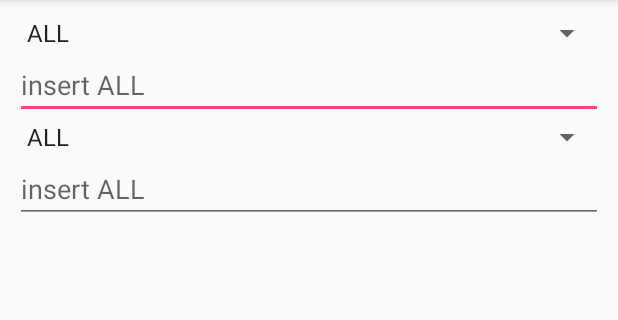
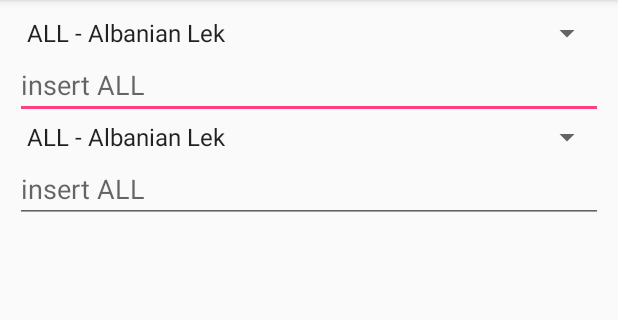
Before and after one commit to hmalik144/EasyCC, an Android app: the screen it shows after launch (MainActivity), on a phone screen of 412 x 824 dp, the part 84-404 px from its top. Run offline under Robolectric (Android 15) with nearby library versions, the phone set to English and light mode, and no system bars.

Commit message:
Update strings.xml

```diff
--- a/app/src/main/res/values/strings.xml
+++ b/app/src/main/res/values/strings.xml
@@ -2,161 +2,160 @@
     <string name="app_name">Currency Converter</string>
 
     <string-array name="currency_arrays">
-        <item>ALL</item>
-        <item>AED</item>
-        <item>AFN</item>
-        <item>AMD</item>
-        <item>ANG</item>
-        <item>AOA</item>
-        <item>ARS</item>
-        <item>AUD</item>
-        <item>AWG</item>
-        <item>AZN</item>
-        <item>BAM</item>
-        <item>BBD</item>
-        <item>BDT</item>
-        <item>BGN</item>
-        <item>BHD</item>
-        <item>BIF</item>
-        <item>BND</item>
-        <item>BOB</item>
-        <item>BRL</item>
-        <item>BSD</item>
-        <item>BTC</item>
-        <item>BTN</item>
-        <item>BWP</item>
-        <item>BYR</item>
-        <item>BZD</item>
-        <item>CAD</item>
-        <item>CDF</item>
-        <item>CHF</item>
-        <item>CLP</item>
-        <item>CNY</item>
-        <item>COP</item>
-        <item>CRC</item>
-        <item>CUP</item>
-        <item>CVE</item>
-        <item>CZK</item>
-        <item>DJF</item>
-        <item>DKK</item>
-        <item>DOP</item>
-        <item>DZD</item>
-        <item>EGP</item>
-        <item>ERN</item>
-        <item>ETB</item>
-        <item>EUR</item>
-        <item>FJD</item>
-        <item>FKP</item>
-        <item>GBP</item>
-        <item>GEL</item>
-        <item>GHS</item>
-        <item>GIP</item>
-        <item>GMD</item>
-        <item>GNF</item>
-        <item>GTQ</item>
-        <item>GYD</item>
-        <item>HKD</item>
-        <item>HNL</item>
-        <item>HRK</item>
-        <item>HTG</item>
-        <item>HUF</item>
-        <item>IDR</item>
-        <item>ILS</item>
-        <item>INR</item>
-        <item>IQD</item>
-        <item>IRR</item>
-        <item>ISK</item>
-        <item>JMD</item>
-        <item>JOD</item>
-        <item>JPY</item>
-        <item>KES</item>
-        <item>KGS</item>
-        <item>KHR</item>
-        <item>KMF</item>
-        <item>KPW</item>
-        <item>KRW</item>
-        <item>KWD</item>
-        <item>KYD</item>
-        <item>KZT</item>
-        <item>LAK</item>
-        <item>LBP</item>
-        <item>LKR</item>
-        <item>LRD</item>
-        <item>LSL</item>
-        <item>LVL</item>
-        <item>LYD</item>
-        <item>MAD</item>
-        <item>MDL</item>
-        <item>MGA</item>
-        <item>MKD</item>
-        <item>MMK</item>
-        <item>MNT</item>
-        <item>MOP</item>
-        <item>MRO</item>
-        <item>MUR</item>
-        <item>MVR</item>
-        <item>MWK</item>
-        <item>MXN</item>
-        <item>MYR</item>
-        <item>MZN</item>
-        <item>NAD</item>
-        <item>NGN</item>
-        <item>NIO</item>
-        <item>NOK</item>
-        <item>NPR</item>
-        <item>NZD</item>
-        <item>OMR</item>
-        <item>PAB</item>
-        <item>PEN</item>
-        <item>PGK</item>
-        <item>PHP</item>
-        <item>PKR</item>
-        <item>PLN</item>
-        <item>PYG</item>
-        <item>QAR</item>
-        <item>RON</item>
-        <item>RSD</item>
-        <item>RUB</item>
-        <item>RWF</item>
-        <item>SAR</item>
-        <item>SBD</item>
-        <item>SCR</item>
-        <item>SDG</item>
-        <item>SEK</item>
-        <item>SGD</item>
-        <item>SHP</item>
-        <item>SLL</item>
-        <item>SOS</item>
-        <item>SRD</item>
-        <item>STD</item>
-        <item>SYP</item>
-        <item>SZL</item>
-        <item>THB</item>
-        <item>TJS</item>
-        <item>TMT</item>
-        <item>TND</item>
-        <item>TOP</item>
-        <item>TRY</item>
-        <item>TTD</item>
-        <item>TWD</item>
-        <item>TZS</item>
-        <item>UAH</item>
-        <item>UGX</item>
-        <item>USD</item>
-        <item>UYU</item>
-        <item>UZS</item>
-        <item>VEF</item>
-        <item>VND</item>
-        <item>VUV</item>
-        <item>WST</item>
-        <item>XAF</item>
-        <item>XCD</item>
-        <item>XDR</item>
-        <item>XOF</item>
-        <item>XPF</item>
-        <item>YER</item>
-        <item>ZAR</item>
-        <item>ZMW</item>
-
+        <item>ALL - Albanian Lek</item>
+        <item>AFN - Afghan Afghani</item>
+        <item>DZD - Algerian Dinar</item>
+        <item>AOA - Angolan Kwanza</item>
+        <item>ARS - Argentine Peso</item>
+        <item>AMD - Armenian Dram</item>
+        <item>AWG - Aruban Florin</item>
+        <item>AUD - Australian Dollar</item>
+        <item>AZN - Azerbaijani Manat</item>
+        <item>BSD - Bahamian Dollar</item>
+        <item>BHD - Bahraini Dinar</item>
+        <item>BDT - Bangladeshi Taka</item>
+        <item>BBD - Barbadian Dollar</item>
+        <item>BYR - Belarusian Ruble</item>
+        <item>BZD - Belize Dollar</item>
+        <item>BTN - Bhutanese Ngultrum</item>
+        <item>BTC - Bitcoin</item>
+        <item>BOB - Bolivian Boliviano</item>
+        <item>BAM - Bosnia And Herzegovina Konvertibilna Marka</item>
+        <item>BWP - Botswana Pula</item>
+        <item>BRL - Brazilian Real</item>
+        <item>GBP - British Pound</item>
+        <item>BND - Brunei Dollar</item>
+        <item>BGN - Bulgarian Lev</item>
+        <item>BIF - Burundi Franc</item>
+        <item>KHR - Cambodian Riel</item>
+        <item>CAD - Canadian Dollar</item>
+        <item>CVE - Cape Verdean Escudo</item>
+        <item>KYD - Cayman Islands Dollar</item>
+        <item>XAF - Central African CFA Franc</item>
+        <item>XPF - CFP Franc</item>
+        <item>CLP - Chilean Peso</item>
+        <item>CNY - Chinese Yuan</item>
+        <item>COP - Colombian Peso</item>
+        <item>KMF - Comorian Franc</item>
+        <item>CDF - Congolese Franc</item>
+        <item>CRC - Costa Rican Colon</item>
+        <item>HRK - Croatian Kuna</item>
+        <item>CUP - Cuban Peso</item>
+        <item>CZK - Czech Koruna</item>
+        <item>DKK - Danish Krone</item>
+        <item>DJF - Djiboutian Franc</item>
+        <item>DOP - Dominican Peso</item>
+        <item>XCD - East Caribbean Dollar</item>
+        <item>EGP - Egyptian Pound</item>
+        <item>ERN - Eritrean Nakfa</item>
+        <item>ETB - Ethiopian Birr</item>
+        <item>EUR - Euro</item>
+        <item>FKP - Falkland Islands Pound</item>
+        <item>FJD - Fijian Dollar</item>
+        <item>GMD - Gambian Dalasi</item>
+        <item>GEL - Georgian Lari</item>
+        <item>GHS - Ghanaian Cedi</item>
+        <item>GIP - Gibraltar Pound</item>
+        <item>GTQ - Guatemalan Quetzal</item>
+        <item>GNF - Guinean Franc</item>
+        <item>GYD - Guyanese Dollar</item>
+        <item>HTG - Haitian Gourde</item>
+        <item>HNL - Honduran Lempira</item>
+        <item>HKD - Hong Kong Dollar</item>
+        <item>HUF - Hungarian Forint</item>
+        <item>ISK - Icelandic Kr\u00f3na</item>
+        <item>INR - Indian Rupee</item>
+        <item>IDR - Indonesian Rupiah</item>
+        <item>IRR - Iranian Rial</item>
+        <item>IQD - Iraqi Dinar</item>
+        <item>ILS - Israeli New Sheqel</item>
+        <item>JMD - Jamaican Dollar</item>
+        <item>JPY - Japanese Yen</item>
+        <item>JOD - Jordanian Dinar</item>
+        <item>KZT - Kazakhstani Tenge</item>
+        <item>KES - Kenyan Shilling</item>
+        <item>KWD - Kuwaiti Dinar</item>
+        <item>KGS - Kyrgyzstani Som</item>
+        <item>LAK - Lao Kip</item>
+        <item>LVL - Latvian Lats</item>
+        <item>LBP - Lebanese Lira</item>
+        <item>LSL - Lesotho Loti</item>
+        <item>LRD - Liberian Dollar</item>
+        <item>LYD - Libyan Dinar</item>
+        <item>MOP - Macanese Pataca</item>
+        <item>MKD - Macedonian Denar</item>
+        <item>MGA - Malagasy Ariary</item>
+        <item>MWK - Malawian Kwacha</item>
+        <item>MYR - Malaysian Ringgit</item>
+        <item>MVR - Maldivian Rufiyaa</item>
+        <item>MRO - Mauritanian Ouguiya</item>
+        <item>MUR - Mauritian Rupee</item>
+        <item>MXN - Mexican Peso</item>
+        <item>MDL - Moldovan Leu</item>
+        <item>MNT - Mongolian Tugrik</item>
+        <item>MAD - Moroccan Dirham</item>
+        <item>MZN - Mozambican Metical</item>
+        <item>MMK - Myanma Kyat</item>
+        <item>NAD - Namibian Dollar</item>
+        <item>NPR - Nepalese Rupee</item>
+        <item>ANG - Netherlands Antillean Gulden</item>
+        <item>TWD - New Taiwan Dollar</item>
+        <item>NZD - New Zealand Dollar</item>
+        <item>NIO - Nicaraguan Cordoba</item>
+        <item>NGN - Nigerian Naira</item>
+        <item>KPW - North Korean Won</item>
+        <item>NOK - Norwegian Krone</item>
+        <item>OMR - Omani Rial</item>
+        <item>TOP - Paanga</item>
+        <item>PKR - Pakistani Rupee</item>
+        <item>PAB - Panamanian Balboa</item>
+        <item>PGK - Papua New Guinean Kina</item>
+        <item>PYG - Paraguayan Guarani</item>
+        <item>PEN - Peruvian Nuevo Sol</item>
+        <item>PHP - Philippine Peso</item>
+        <item>PLN - Polish Zloty</item>
+        <item>QAR - Qatari Riyal</item>
+        <item>RON - Romanian Leu</item>
+        <item>RUB - Russian Ruble</item>
+        <item>RWF - Rwandan Franc</item>
+        <item>SHP - Saint Helena Pound</item>
+        <item>WST - Samoan Tala</item>
+        <item>STD - Sao Tome And Principe Dobra</item>
+        <item>SAR - Saudi Riyal</item>
+        <item>RSD - Serbian Dinar</item>
+        <item>SCR - Seychellois Rupee</item>
+        <item>SLL - Sierra Leonean Leone</item>
+        <item>SGD - Singapore Dollar</item>
+        <item>SBD - Solomon Islands Dollar</item>
+        <item>SOS - Somali Shilling</item>
+        <item>ZAR - South African Rand</item>
+        <item>KRW - South Korean Won</item>
+        <item>XDR - Special Drawing Rights</item>
+        <item>LKR - Sri Lankan Rupee</item>
+        <item>SDG - Sudanese Pound</item>
+        <item>SRD - Surinamese Dollar</item>
+        <item>SZL - Swazi Lilangeni</item>
+        <item>SEK - Swedish Krona</item>
+        <item>CHF - Swiss Franc</item>
+        <item>SYP - Syrian Pound</item>
+        <item>TJS - Tajikistani Somoni</item>
+        <item>TZS - Tanzanian Shilling</item>
+        <item>THB - Thai Baht</item>
+        <item>TTD - Trinidad and Tobago Dollar</item>
+        <item>TND - Tunisian Dinar</item>
+        <item>TRY - Turkish New Lira</item>
+        <item>TMT - Turkmenistan Manat</item>
+        <item>AED - UAE Dirham</item>
+        <item>UGX - Ugandan Shilling</item>
+        <item>UAH - Ukrainian Hryvnia</item>
+        <item>USD - United States Dollar</item>
+        <item>UYU - Uruguayan Peso</item>
+        <item>UZS - Uzbekistani Som</item>
+        <item>VUV - Vanuatu Vatu</item>
+        <item>VEF - Venezuelan Bolivar</item>
+        <item>VND - Vietnamese Dong</item>
+        <item>XOF - West African CFA Franc</item>
+        <item>YER - Yemeni Rial</item>
+        <item>ZMW - Zambian Kwacha</item>
     </string-array>
 </resources>
```
